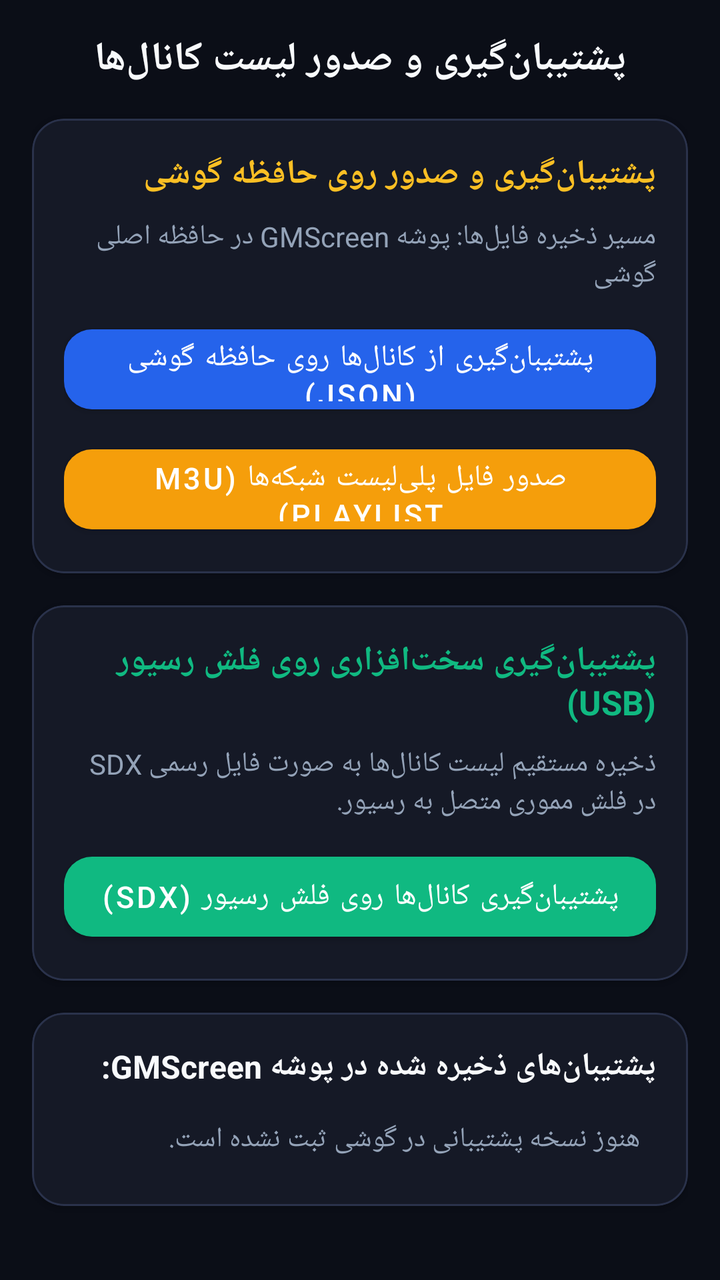
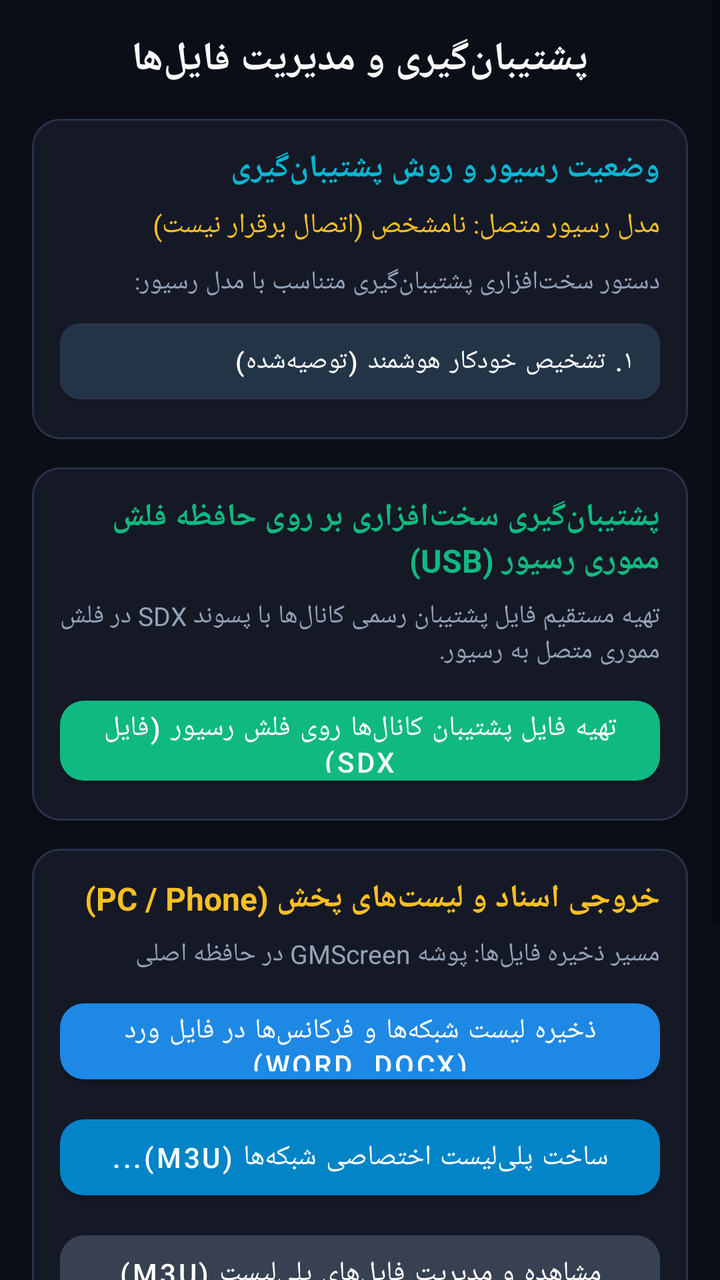

Before-and-after screenshots of an Android layout around one commit, followed by the original layout XML and the change that was made.
<!-- AndroidManifest.xml: application theme Theme.GMScreenAccessible -->
<!-- res/layout/fragment_backup.xml -->
<?xml version="1.0" encoding="utf-8"?>

<ScrollView xmlns:android="http://schemas.android.com/apk/res/android"
    xmlns:app="http://schemas.android.com/apk/res-auto"
    android:layout_width="match_parent"
    android:layout_height="match_parent"
    android:background="@color/dark_bg"
    android:fillViewport="true">

    <LinearLayout
        android:layout_width="match_parent"
        android:layout_height="wrap_content"
        android:orientation="vertical"
        android:padding="16dp">

        <TextView
            android:layout_width="match_parent"
            android:layout_height="wrap_content"
            android:text="@string/backup_title"
            android:textColor="@color/text_primary"
            android:textSize="20sp"
            android:textStyle="bold"
            android:gravity="center"
            android:layout_marginBottom="16dp" />

        
        <com.google.android.material.card.MaterialCardView
            android:layout_width="match_parent"
            android:layout_height="wrap_content"
            android:layout_marginBottom="16dp"
            app:cardBackgroundColor="@color/card_bg"
            app:cardCornerRadius="16dp"
            app:strokeColor="@color/card_border"
            app:strokeWidth="1dp">

            <LinearLayout
                android:layout_width="match_parent"
                android:layout_height="wrap_content"
                android:orientation="vertical"
                android:padding="16dp">

                <TextView
                    android:layout_width="match_parent"
                    android:layout_height="wrap_content"
                    android:text="پشتیبان‌گیری و صدور روی حافظه گوشی"
                    android:textColor="@color/accent_yellow"
                    android:textSize="17sp"
                    android:textStyle="bold"
                    android:layout_marginBottom="10dp" />

                <TextView
                    android:id="@+id/txtBackupStatus"
                    android:layout_width="match_parent"
                    android:layout_height="wrap_content"
                    android:text="مسیر ذخیره فایل‌ها: پوشه GMScreen در حافظه اصلی گوشی"
                    android:textColor="@color/text_secondary"
                    android:textSize="14sp"
                    android:layout_marginBottom="12dp" />

                <com.google.android.material.button.MaterialButton
                    android:id="@+id/btnBackupPhone"
                    android:layout_width="match_parent"
                    android:layout_height="52dp"
                    android:text="@string/btn_backup_phone"
                    android:textColor="@color/white"
                    android:textSize="15sp"
                    android:layout_marginBottom="8dp"
                    app:backgroundTint="@color/primary"
                    app:cornerRadius="14dp" />

                <com.google.android.material.button.MaterialButton
                    android:id="@+id/btnExportM3u"
                    android:layout_width="match_parent"
                    android:layout_height="52dp"
                    android:text="@string/btn_export_m3u"
                    android:textColor="@color/white"
                    android:textSize="15sp"
                    app:backgroundTint="@color/secondary"
                    app:cornerRadius="14dp" />
            </LinearLayout>
        </com.google.android.material.card.MaterialCardView>

        
        <com.google.android.material.card.MaterialCardView
            android:layout_width="match_parent"
            android:layout_height="wrap_content"
            android:layout_marginBottom="16dp"
            app:cardBackgroundColor="@color/card_bg"
            app:cardCornerRadius="16dp"
            app:strokeColor="@color/card_border"
            app:strokeWidth="1dp">

            <LinearLayout
                android:layout_width="match_parent"
                android:layout_height="wrap_content"
                android:orientation="vertical"
                android:padding="16dp">

                <TextView
                    android:layout_width="match_parent"
                    android:layout_height="wrap_content"
                    android:text="پشتیبان‌گیری سخت‌افزاری روی فلش رسیور (USB)"
                    android:textColor="@color/accent_green"
                    android:textSize="17sp"
                    android:textStyle="bold"
                    android:layout_marginBottom="10dp" />

                <TextView
                    android:layout_width="match_parent"
                    android:layout_height="wrap_content"
                    android:text="ذخیره مستقیم لیست کانال‌ها به صورت فایل رسمی SDX در فلش مموری متصل به رسیور."
                    android:textColor="@color/text_secondary"
                    android:textSize="14sp"
                    android:layout_marginBottom="12dp" />

                <com.google.android.material.button.MaterialButton
                    android:id="@+id/btnBackupStbUsb"
                    android:layout_width="match_parent"
                    android:layout_height="52dp"
                    android:text="@string/btn_backup_stb_usb"
                    android:textColor="@color/white"
                    android:textSize="15sp"
                    app:backgroundTint="@color/accent_green"
                    app:cornerRadius="14dp" />
            </LinearLayout>
        </com.google.android.material.card.MaterialCardView>

        
        <com.google.android.material.card.MaterialCardView
            android:layout_width="match_parent"
            android:layout_height="wrap_content"
            android:layout_marginBottom="16dp"
            app:cardBackgroundColor="@color/card_bg"
            app:cardCornerRadius="16dp"
            app:strokeColor="@color/card_border"
            app:strokeWidth="1dp">

            <LinearLayout
                android:layout_width="match_parent"
                android:layout_height="wrap_content"
                android:orientation="vertical"
                android:padding="16dp">

                <TextView
                    android:layout_width="match_parent"
                    android:layout_height="wrap_content"
                    android:text="@string/backup_list_title"
                    android:textColor="@color/text_primary"
                    android:textSize="16sp"
                    android:textStyle="bold"
                    android:layout_marginBottom="8dp" />

                <LinearLayout
                    android:id="@+id/containerBackupFiles"
                    android:layout_width="match_parent"
                    android:layout_height="wrap_content"
                    android:orientation="vertical">

                    <TextView
                        android:id="@+id/txtNoBackups"
                        android:layout_width="match_parent"
                        android:layout_height="wrap_content"
                        android:text="هنوز نسخه پشتیبانی در گوشی ثبت نشده است."
                        android:textColor="@color/text_secondary"
                        android:textSize="14sp"
                        android:padding="8dp" />
                </LinearLayout>
            </LinearLayout>
        </com.google.android.material.card.MaterialCardView>

    </LinearLayout>
</ScrollView>
<!-- resources referenced by this layout -->
<resources>
  <color name="accent_green">#FF10B981</color>
  <color name="accent_yellow">#FFFBBF24</color>
  <color name="card_bg">#FF151926</color>
  <color name="card_border">#FF2A324B</color>
  <color name="dark_bg">#FF0B0E17</color>
  <color name="primary">#FF2563EB</color>
  <color name="secondary">#FFF59E0B</color>
  <color name="text_primary">#FFF8FAFC</color>
  <color name="text_secondary">#FF94A3B8</color>
  <color name="white">#FFFFFFFF</color>
  <string name="backup_list_title">پشتیبان‌های ذخیره شده در پوشه GMScreen:</string>
  <string name="backup_title">پشتیبان‌گیری و صدور لیست کانال‌ها</string>
  <string name="btn_backup_phone">پشتیبان‌گیری از کانال‌ها روی حافظه گوشی (JSON)</string>
  <string name="btn_backup_stb_usb">پشتیبان‌گیری کانال‌ها روی فلش رسیور (SDX)</string>
  <string name="btn_export_m3u">صدور فایل پلی‌لیست شبکه‌ها (M3U Playlist)</string>
  <style name="Theme.GMScreenAccessible" parent="Theme.MaterialComponents.DayNight.NoActionBar">
          <item name="colorPrimary">@color/primary</item>
          <item name="colorPrimaryVariant">@color/primary_variant</item>
          <item name="colorOnPrimary">@color/white</item>
          <item name="colorSecondary">@color/secondary</item>
          <item name="colorSurface">@color/card_bg</item>
          <item name="colorOnSurface">@color/text_primary</item>
          <item name="android:statusBarColor">@color/dark_bg</item>
          <item name="android:navigationBarColor">@color/dark_bg</item>
          <item name="android:windowBackground">@color/dark_bg</item>
          <item name="materialAlertDialogTheme">@style/CustomMaterialAlertDialogTheme</item>
      </style>
  <color name="primary_variant">#FF1D4ED8</color>
  <style name="CustomMaterialAlertDialogTheme" parent="ThemeOverlay.MaterialComponents.MaterialAlertDialog">
          <item name="colorSurface">@color/card_bg_elevated</item>
          <item name="colorOnSurface">@color/text_primary</item>
          <item name="colorPrimary">@color/primary_light</item>
          <item name="shapeAppearanceOverlay">@style/DialogShapeAppearance</item>
      </style>
  <color name="card_bg_elevated">#FF1E2436</color>
  <color name="primary_light">#FF3B82F6</color>
  <style name="DialogShapeAppearance" parent="">
          <item name="cornerSize">16dp</item>
      </style>
</resources>

<!-- the commit's change to res/layout/fragment_backup.xml (unified diff, before → after) -->
@@ -1,5 +1,4 @@
 <?xml version="1.0" encoding="utf-8"?>
-
 <ScrollView xmlns:android="http://schemas.android.com/apk/res/android"
     xmlns:app="http://schemas.android.com/apk/res-auto"
     android:layout_width="match_parent"
@@ -16,7 +15,7 @@
         <TextView
             android:layout_width="match_parent"
             android:layout_height="wrap_content"
-            android:text="@string/backup_title"
+            android:text="پشتیبان‌گیری و مدیریت فایل‌ها"
             android:textColor="@color/text_primary"
             android:textSize="20sp"
             android:textStyle="bold"
@@ -27,144 +26,218 @@
         <com.google.android.material.card.MaterialCardView
             android:layout_width="match_parent"
             android:layout_height="wrap_content"
+            android:layout_marginBottom="14dp"
+            app:cardBackgroundColor="@color/card_bg"
+            app:cardCornerRadius="14dp"
+            app:strokeColor="@color/card_border"
+            app:strokeWidth="1dp">
+
+            <LinearLayout
+                android:layout_width="match_parent"
+                android:layout_height="wrap_content"
+                android:orientation="vertical"
+                android:padding="14dp">
+
+                <TextView
+                    android:layout_width="match_parent"
+                    android:layout_height="wrap_content"
+                    android:text="وضعیت رسیور و روش پشتیبان‌گیری"
+                    android:textColor="@color/accent_blue"
+                    android:textSize="16sp"
+                    android:textStyle="bold"
+                    android:layout_marginBottom="8dp" />
+
+                <TextView
+                    android:id="@+id/txtBackupDeviceInfo"
+                    android:layout_width="match_parent"
+                    android:layout_height="wrap_content"
+                    android:text="مدل رسیور متصل: نامشخص (اتصال برقرار نیست)"
+                    android:textColor="@color/accent_yellow"
+                    android:textSize="14sp"
+                    android:layout_marginBottom="10dp" />
+
+                <TextView
+                    android:layout_width="match_parent"
+                    android:layout_height="wrap_content"
+                    android:text="دستور سخت‌افزاری پشتیبان‌گیری متناسب با مدل رسیور:"
+                    android:textColor="@color/text_secondary"
+                    android:textSize="13sp"
+                    android:layout_marginBottom="6dp" />
+
+                <com.google.android.material.button.MaterialButton
+                    android:id="@+id/btnSelectBackupMethod"
+                    android:layout_width="match_parent"
+                    android:layout_height="50dp"
+                    android:text="۱. تشخیص خودکار هوشمند (توصیه‌شده)"
+                    android:textColor="@color/white"
+                    android:textSize="13sp"
+                    android:gravity="center_vertical|start"
+                    android:paddingHorizontal="14dp"
+                    app:backgroundTint="#243447"
+                    app:cornerRadius="10dp"
+                    app:strokeColor="@color/card_border"
+                    app:strokeWidth="1dp" />
+            </LinearLayout>
+        </com.google.android.material.card.MaterialCardView>
+
+        
+        <com.google.android.material.card.MaterialCardView
+            android:layout_width="match_parent"
+            android:layout_height="wrap_content"
+            android:layout_marginBottom="14dp"
+            app:cardBackgroundColor="@color/card_bg"
+            app:cardCornerRadius="14dp"
+            app:strokeColor="@color/card_border"
+            app:strokeWidth="1dp">
+
+            <LinearLayout
+                android:layout_width="match_parent"
+                android:layout_height="wrap_content"
+                android:orientation="vertical"
+                android:padding="14dp">
+
+                <TextView
+                    android:layout_width="match_parent"
+                    android:layout_height="wrap_content"
+                    android:text="پشتیبان‌گیری سخت‌افزاری بر روی حافظه فلش مموری رسیور (USB)"
+                    android:textColor="@color/accent_green"
+                    android:textSize="16sp"
+                    android:textStyle="bold"
+                    android:layout_marginBottom="8dp" />
+
+                <TextView
+                    android:layout_width="match_parent"
+                    android:layout_height="wrap_content"
+                    android:text="تهیه مستقیم فایل پشتیبان رسمی کانال‌ها با پسوند SDX در فلش مموری متصل به رسیور."
+                    android:textColor="@color/text_secondary"
+                    android:textSize="13sp"
+                    android:layout_marginBottom="10dp" />
+
+                <com.google.android.material.button.MaterialButton
+                    android:id="@+id/btnBackupStbUsb"
+                    android:layout_width="match_parent"
+                    android:layout_height="52dp"
+                    android:text="تهیه فایل پشتیبان کانال‌ها روی فلش رسیور (فایل SDX)"
+                    android:textColor="@color/white"
+                    android:textSize="14sp"
+                    app:backgroundTint="@color/accent_green"
+                    app:cornerRadius="12dp" />
+            </LinearLayout>
+        </com.google.android.material.card.MaterialCardView>
+
+        
+        <com.google.android.material.card.MaterialCardView
+            android:layout_width="match_parent"
+            android:layout_height="wrap_content"
+            android:layout_marginBottom="14dp"
+            app:cardBackgroundColor="@color/card_bg"
+            app:cardCornerRadius="14dp"
+            app:strokeColor="@color/card_border"
+            app:strokeWidth="1dp">
+
+            <LinearLayout
+                android:layout_width="match_parent"
+                android:layout_height="wrap_content"
+                android:orientation="vertical"
+                android:padding="14dp">
+
+                <TextView
+                    android:layout_width="match_parent"
+                    android:layout_height="wrap_content"
+                    android:text="خروجی اسناد و لیست‌های پخش (PC / Phone)"
+                    android:textColor="@color/accent_yellow"
+                    android:textSize="16sp"
+                    android:textStyle="bold"
+                    android:layout_marginBottom="8dp" />
+
+                <TextView
+                    android:id="@+id/txtStatus"
+                    android:layout_width="match_parent"
+                    android:layout_height="wrap_content"
+                    android:text="مسیر ذخیره فایل‌ها: پوشه GMScreen در حافظه اصلی"
+                    android:textColor="@color/text_secondary"
+                    android:textSize="13sp"
+                    android:layout_marginBottom="10dp" />
+
+                <com.google.android.material.button.MaterialButton
+                    android:id="@+id/btnExportDocx"
+                    android:layout_width="match_parent"
+                    android:layout_height="50dp"
+                    android:text="ذخیره لیست شبکه‌ها و فرکانس‌ها در فایل ورد (Word .docx)"
+                    android:textColor="@color/white"
+                    android:textSize="14sp"
+                    android:layout_marginBottom="8dp"
+                    app:backgroundTint="#1e88e5"
+                    app:cornerRadius="12dp" />
+
+                <com.google.android.material.button.MaterialButton
+                    android:id="@+id/btnOpenPlaylistCreator"
+                    android:layout_width="match_parent"
+                    android:layout_height="50dp"
+                    android:text="ساخت پلی‌لیست اختصاصی شبکه‌ها (M3U)..."
+                    android:textColor="@color/white"
+                    android:textSize="14sp"
+                    android:layout_marginBottom="8dp"
+                    app:backgroundTint="#0284c7"
+                    app:cornerRadius="12dp" />
+
+                <com.google.android.material.button.MaterialButton
+                    android:id="@+id/btnManagePlaylists"
+                    android:layout_width="match_parent"
+                    android:layout_height="50dp"
+                    android:text="مشاهده و مدیریت فایل‌های پلی‌لیست (M3U)"
+                    android:textColor="@color/white"
+                    android:textSize="14sp"
+                    android:layout_marginBottom="8dp"
+                    app:backgroundTint="#374151"
+                    app:cornerRadius="12dp" />
+
+                <com.google.android.material.button.MaterialButton
+                    android:id="@+id/btnManageBackups"
+                    android:layout_width="match_parent"
+                    android:layout_height="50dp"
+                    android:text="مشاهده و مدیریت فایل‌های پشتیبان و اسناد ورد"
+                    android:textColor="@color/white"
+                    android:textSize="14sp"
+                    app:backgroundTint="#374151"
+                    app:cornerRadius="12dp" />
+            </LinearLayout>
+        </com.google.android.material.card.MaterialCardView>
+
+        
+        <com.google.android.material.card.MaterialCardView
+            android:layout_width="match_parent"
+            android:layout_height="wrap_content"
             android:layout_marginBottom="16dp"
             app:cardBackgroundColor="@color/card_bg"
-            app:cardCornerRadius="16dp"
-            app:strokeColor="@color/card_border"
-            app:strokeWidth="1dp">
-
-            <LinearLayout
-                android:layout_width="match_parent"
-                android:layout_height="wrap_content"
-                android:orientation="vertical"
-                android:padding="16dp">
-
-                <TextView
-                    android:layout_width="match_parent"
-                    android:layout_height="wrap_content"
-                    android:text="پشتیبان‌گیری و صدور روی حافظه گوشی"
-                    android:textColor="@color/accent_yellow"
-                    android:textSize="17sp"
-                    android:textStyle="bold"
-                    android:layout_marginBottom="10dp" />
-
-                <TextView
-                    android:id="@+id/txtBackupStatus"
-                    android:layout_width="match_parent"
-                    android:layout_height="wrap_content"
-                    android:text="مسیر ذخیره فایل‌ها: پوشه GMScreen در حافظه اصلی گوشی"
-                    android:textColor="@color/text_secondary"
-                    android:textSize="14sp"
-                    android:layout_marginBottom="12dp" />
+            app:cardCornerRadius="14dp"
+            app:strokeColor="@color/card_border"
+            app:strokeWidth="1dp">
+
+            <LinearLayout
+                android:layout_width="match_parent"
+                android:layout_height="wrap_content"
+                android:orientation="vertical"
+                android:padding="14dp">
+
+                <TextView
+                    android:layout_width="match_parent"
+                    android:layout_height="wrap_content"
+                    android:text="پشتیبان‌گیری محلی روی حافظه گوشی"
+                    android:textColor="@color/text_primary"
+                    android:textSize="16sp"
+                    android:textStyle="bold"
+                    android:layout_marginBottom="8dp" />
 
                 <com.google.android.material.button.MaterialButton
                     android:id="@+id/btnBackupPhone"
                     android:layout_width="match_parent"
-                    android:layout_height="52dp"
-                    android:text="@string/btn_backup_phone"
-                    android:textColor="@color/white"
-                    android:textSize="15sp"
-                    android:layout_marginBottom="8dp"
+                    android:layout_height="50dp"
+                    android:text="تهیه نسخه پشتیبان کانال‌ها روی حافظه گوشی (JSON)"
+                    android:textColor="@color/white"
+                    android:textSize="14sp"
                     app:backgroundTint="@color/primary"
-                    app:cornerRadius="14dp" />
-
-                <com.google.android.material.button.MaterialButton
-                    android:id="@+id/btnExportM3u"
-                    android:layout_width="match_parent"
-                    android:layout_height="52dp"
-                    android:text="@string/btn_export_m3u"
-                    android:textColor="@color/white"
-                    android:textSize="15sp"
-                    app:backgroundTint="@color/secondary"
-                    app:cornerRadius="14dp" />
-            </LinearLayout>
-        </com.google.android.material.card.MaterialCardView>
-
-        
-        <com.google.android.material.card.MaterialCardView
-            android:layout_width="match_parent"
-            android:layout_height="wrap_content"
-            android:layout_marginBottom="16dp"
-            app:cardBackgroundColor="@color/card_bg"
-            app:cardCornerRadius="16dp"
-            app:strokeColor="@color/card_border"
-            app:strokeWidth="1dp">
-
-            <LinearLayout
-                android:layout_width="match_parent"
-                android:layout_height="wrap_content"
-                android:orientation="vertical"
-                android:padding="16dp">
-
-                <TextView
-                    android:layout_width="match_parent"
-                    android:layout_height="wrap_content"
-                    android:text="پشتیبان‌گیری سخت‌افزاری روی فلش رسیور (USB)"
-                    android:textColor="@color/accent_green"
-                    android:textSize="17sp"
-                    android:textStyle="bold"
-                    android:layout_marginBottom="10dp" />
-
-                <TextView
-                    android:layout_width="match_parent"
-                    android:layout_height="wrap_content"
-                    android:text="ذخیره مستقیم لیست کانال‌ها به صورت فایل رسمی SDX در فلش مموری متصل به رسیور."
-                    android:textColor="@color/text_secondary"
-                    android:textSize="14sp"
-                    android:layout_marginBottom="12dp" />
-
-                <com.google.android.material.button.MaterialButton
-                    android:id="@+id/btnBackupStbUsb"
-                    android:layout_width="match_parent"
-                    android:layout_height="52dp"
-                    android:text="@string/btn_backup_stb_usb"
-                    android:textColor="@color/white"
-                    android:textSize="15sp"
-                    app:backgroundTint="@color/accent_green"
-                    app:cornerRadius="14dp" />
-            </LinearLayout>
-        </com.google.android.material.card.MaterialCardView>
-
-        
-        <com.google.android.material.card.MaterialCardView
-            android:layout_width="match_parent"
-            android:layout_height="wrap_content"
-            android:layout_marginBottom="16dp"
-            app:cardBackgroundColor="@color/card_bg"
-            app:cardCornerRadius="16dp"
-            app:strokeColor="@color/card_border"
-            app:strokeWidth="1dp">
-
-            <LinearLayout
-                android:layout_width="match_parent"
-                android:layout_height="wrap_content"
-                android:orientation="vertical"
-                android:padding="16dp">
-
-                <TextView
-                    android:layout_width="match_parent"
-                    android:layout_height="wrap_content"
-                    android:text="@string/backup_list_title"
-                    android:textColor="@color/text_primary"
-                    android:textSize="16sp"
-                    android:textStyle="bold"
-                    android:layout_marginBottom="8dp" />
-
-                <LinearLayout
-                    android:id="@+id/containerBackupFiles"
-                    android:layout_width="match_parent"
-                    android:layout_height="wrap_content"
-                    android:orientation="vertical">
-
-                    <TextView
-                        android:id="@+id/txtNoBackups"
-                        android:layout_width="match_parent"
-                        android:layout_height="wrap_content"
-                        android:text="هنوز نسخه پشتیبانی در گوشی ثبت نشده است."
-                        android:textColor="@color/text_secondary"
-                        android:textSize="14sp"
-                        android:padding="8dp" />
-                </LinearLayout>
+                    app:cornerRadius="12dp" />
             </LinearLayout>
         </com.google.android.material.card.MaterialCardView>
 
<!-- resource entries referenced after the edit -->
@@ -1,5 +1,6 @@
 <!-- resources referenced by this layout -->
 <resources>
+  <color name="accent_blue">#FF06B6D4</color>
   <color name="accent_green">#FF10B981</color>
   <color name="accent_yellow">#FFFBBF24</color>
   <color name="card_bg">#FF151926</color>
@@ -10,11 +11,6 @@
   <color name="text_primary">#FFF8FAFC</color>
   <color name="text_secondary">#FF94A3B8</color>
   <color name="white">#FFFFFFFF</color>
-  <string name="backup_list_title">پشتیبان‌های ذخیره شده در پوشه GMScreen:</string>
-  <string name="backup_title">پشتیبان‌گیری و صدور لیست کانال‌ها</string>
-  <string name="btn_backup_phone">پشتیبان‌گیری از کانال‌ها روی حافظه گوشی (JSON)</string>
-  <string name="btn_backup_stb_usb">پشتیبان‌گیری کانال‌ها روی فلش رسیور (SDX)</string>
-  <string name="btn_export_m3u">صدور فایل پلی‌لیست شبکه‌ها (M3U Playlist)</string>
   <style name="Theme.GMScreenAccessible" parent="Theme.MaterialComponents.DayNight.NoActionBar">
           <item name="colorPrimary">@color/primary</item>
           <item name="colorPrimaryVariant">@color/primary_variant</item>
